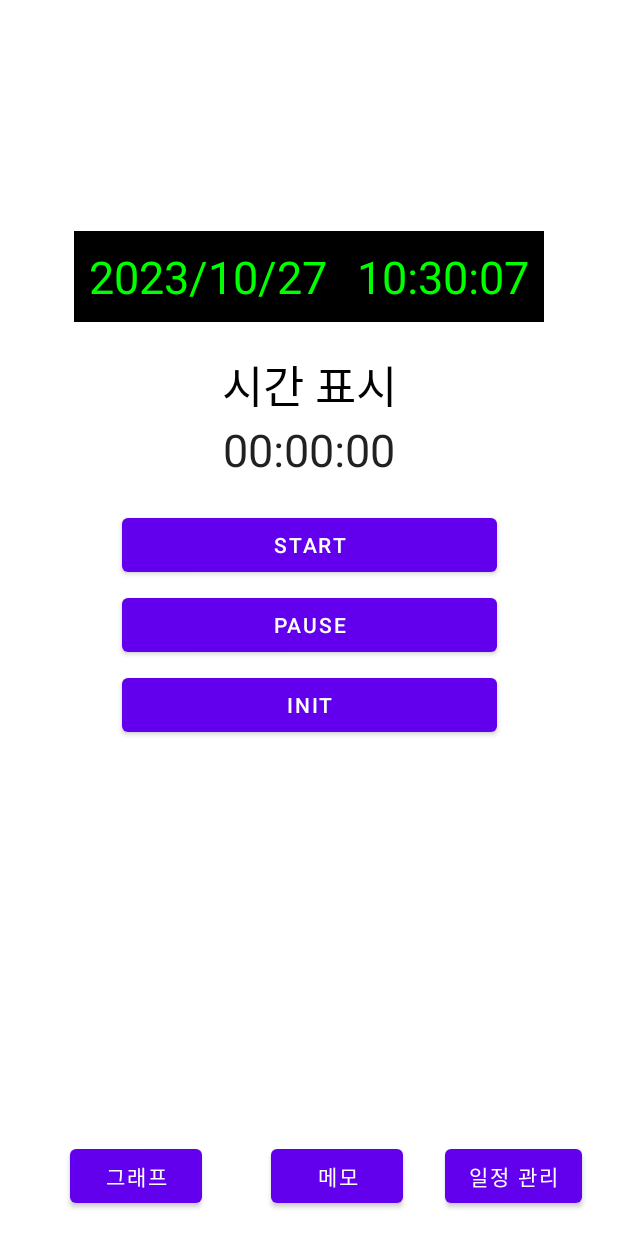
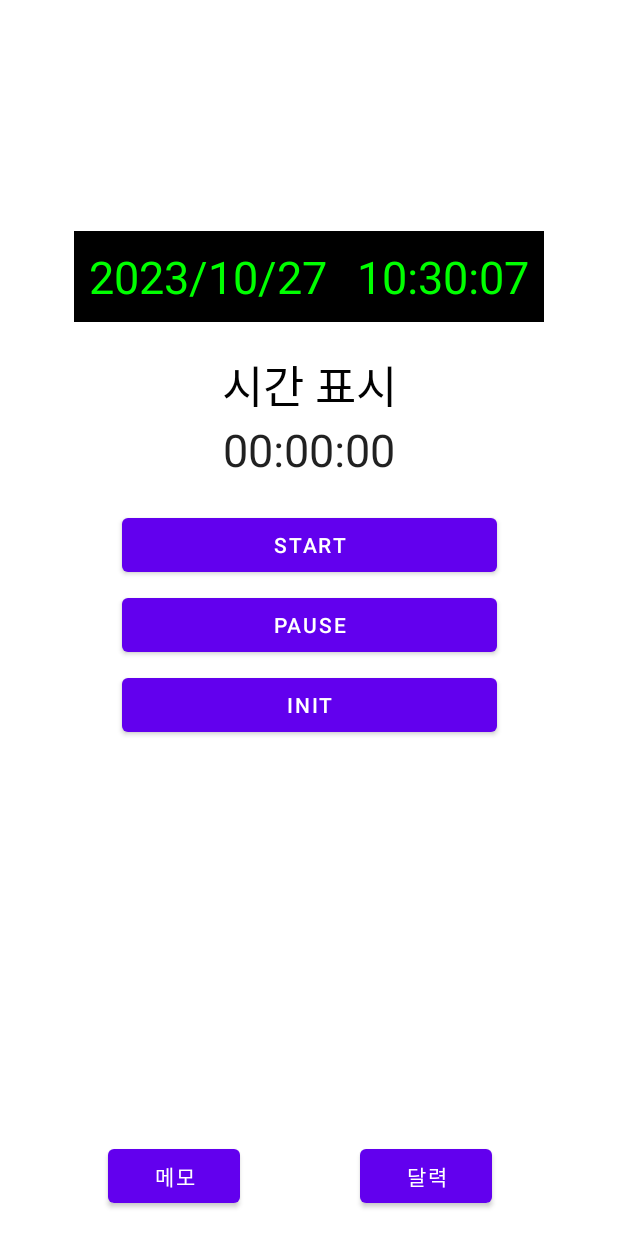
Before and after one commit to HBNU-SWUNIV/come-capstone23-team-1, an Android app: the screen it shows after launch (MainActivity), on a phone screen of 412 x 824 dp. Run offline under Robolectric (Android 15) with nearby library versions, the phone set to English and light mode, and no system bars.

Commit message:
주제 변경에 따라 그래프 기능만 invisible 처리

```diff
--- a/003 Code/Android/app/src/main/java/com/example/project/MainActivity.java
+++ b/003 Code/Android/app/src/main/java/com/example/project/MainActivity.java
@@ -38,7 +38,7 @@ public class MainActivity extends AppCompatActivity {
 
         chronometer = findViewById(R.id.chronometer);
 
-        Graph = (Button)findViewById(R.id.GraphButton);
+      //  Graph = (Button)findViewById(R.id.GraphButton); 가속도 센서
         Memo = (Button)findViewById(R.id.MemoButton);
         Calendar = (Button)findViewById(R.id.CalendarButton);
 
@@ -59,13 +59,16 @@ public class MainActivity extends AppCompatActivity {
         chronometer.setBase(SystemClock.elapsedRealtime());
         chronometer.setText("00:00:00");
 
-        Graph.setOnClickListener(new View.OnClickListener() {
+       /* Graph.setOnClickListener(new View.OnClickListener() {
             @Override
             public void onClick(View view) {
                 Intent intent = new Intent(MainActivity.this, GraphActivity.class);
                 startActivity(intent);
             }
         });
+
+
+        */
 
         Memo.setOnClickListener(new View.OnClickListener() {
             @Override
--- a/003 Code/Android/app/src/main/res/layout/activity_main.xml
+++ b/003 Code/Android/app/src/main/res/layout/activity_main.xml
@@ -98,7 +98,7 @@
         android:id="@+id/MemoButton"
         android:layout_width="wrap_content"
         android:layout_height="wrap_content"
-        android:layout_marginEnd="28dp"
+        android:layout_marginEnd="80dp"
         android:layout_marginBottom="16dp"
         android:text="메모"
         app:layout_constraintBottom_toBottomOf="parent"
@@ -108,21 +108,11 @@
         android:id="@+id/CalendarButton"
         android:layout_width="wrap_content"
         android:layout_height="wrap_content"
-        android:layout_marginEnd="24dp"
+        android:layout_marginEnd="84dp"
         android:layout_marginBottom="16dp"
-        android:text="일정 관리"
+        android:text="달력"
         app:layout_constraintBottom_toBottomOf="parent"
         app:layout_constraintEnd_toEndOf="parent" />
 
-    <Button
-        android:id="@+id/GraphButton"
-        android:layout_width="wrap_content"
-        android:layout_height="wrap_content"
-        android:layout_marginBottom="16dp"
-        android:text="그래프"
-        app:layout_constraintBottom_toBottomOf="parent"
-        app:layout_constraintEnd_toStartOf="@+id/MemoButton"
-        app:layout_constraintStart_toStartOf="parent" />
-
 
 </androidx.constraintlayout.widget.ConstraintLayout>
```
